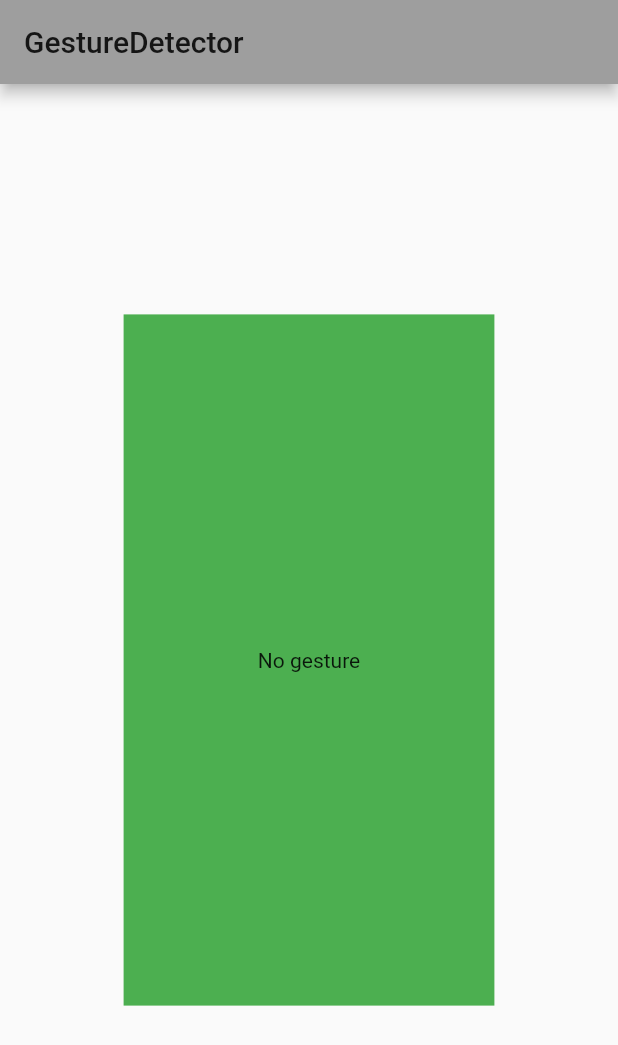
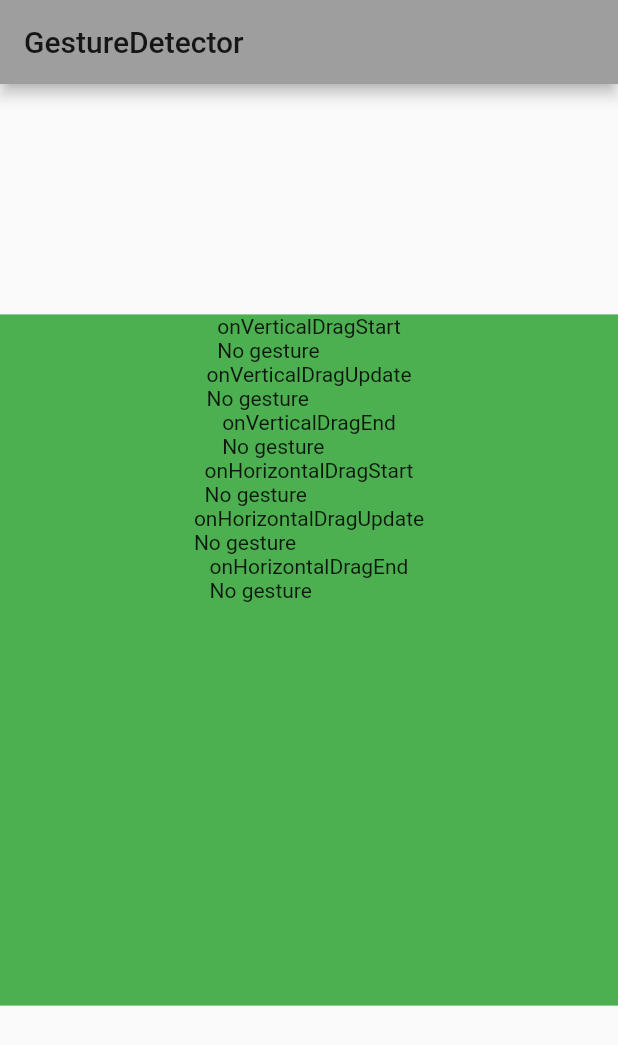
Before and after one commit to linnefromice/flutter_heart_app_01, a Flutter app: the screen it shows after launch, on a phone screen of 412 x 824 dp. Shown: the top 1045 px of the screen. Run offline on Flutter 3.47's test engine with Material 2 defaults, Android fonts, the phone set to English and light mode, and no system bars; our stand-ins replace flutter_rating_bar.

Commit message:
update gesture_detector_screen - display some event information of drags

```diff
--- a/lib/screens/gesture_detector_screen.dart
+++ b/lib/screens/gesture_detector_screen.dart
@@ -7,7 +7,12 @@ class GestureDetectorScreen extends StatefulWidget {
 
 class _GestureDetectorScreenState extends State<GestureDetectorScreen> {
   final globalKey = GlobalKey<ScaffoldState>();
-  String _message = "No gesture";
+  String _messageOnVerticalDragStart = "No gesture";
+  String _messageOnVerticalDragUpdate = "No gesture";
+  String _messageOnVerticalDragEnd = "No gesture";
+  String _messageOnHorizontalDragStart = "No gesture";
+  String _messageOnHorizontalDragUpdate = "No gesture";
+  String _messageOnHorizontalDragEnd = "No gesture";
 
   @override
   Widget build(BuildContext context) {
@@ -16,19 +21,30 @@ class _GestureDetectorScreenState extends State<GestureDetectorScreen> {
         title: Text('GestureDetector'),
       ),
       body: GestureDetector(
-        // onTap: () => setState(() => _message = "onTap" ),
-        onHorizontalDragDown: (details) => setState(() => _message = "onHorizontalDragDown\nglobalPosition = ${details.globalPosition}" ),
-        onVerticalDragDown: (details) => setState(() => _message = "onVerticalDragDown\nglobalPosition = ${details.globalPosition}" ),
-        // onVerticalDragStart: (details) => setState(() => _message = "onVerticalDragStart\nglobalPosition = ${details.globalPosition}" ),
-        // onVerticalDragEnd: (details) => setState(() => _message = "onVerticalDragEnd\nvelocity = ${details.velocity}" ),
+        onVerticalDragStart: (details) => setState(() => _messageOnVerticalDragStart = "globalPosition:${details.globalPosition}" ),
+        onVerticalDragUpdate: (details) => setState(() => _messageOnVerticalDragUpdate = "globalPosition:${details.globalPosition}\ndelta:${details.delta}" ),
+        onVerticalDragEnd: (details) => setState(() => _messageOnVerticalDragEnd = "velocity:${details.velocity}" ),
+        onHorizontalDragStart: (details) => setState(() => _messageOnHorizontalDragStart = "globalPosition:${details.globalPosition}" ),
+        onHorizontalDragUpdate: (details) => setState(() => _messageOnHorizontalDragUpdate = "globalPosition:${details.globalPosition}\ndelta:${details.delta}" ),
+        onHorizontalDragEnd: (details) => setState(() => _messageOnHorizontalDragEnd = "velocity:${details.velocity}" ),
         child: Center(
           child: FractionallySizedBox(
-            widthFactor: 0.6,
+            widthFactor: 1.0,
             heightFactor: 0.6,
             child: Container(
               color: Colors.green,
               child: Center(
-                child: Text(_message),
+                child: Column(
+
+                  children: [
+                    Text("onVerticalDragStart\n${_messageOnVerticalDragStart}"),
+                    Text("onVerticalDragUpdate\n${_messageOnVerticalDragUpdate}"),
+                    Text("onVerticalDragEnd\n${_messageOnVerticalDragEnd}"),
+                    Text("onHorizontalDragStart\n${_messageOnHorizontalDragStart}"),
+                    Text("onHorizontalDragUpdate\n${_messageOnHorizontalDragUpdate}"),
+                    Text("onHorizontalDragEnd\n${_messageOnHorizontalDragEnd}"),
+                  ],
+                )
               ),
             ),
           ),
```
